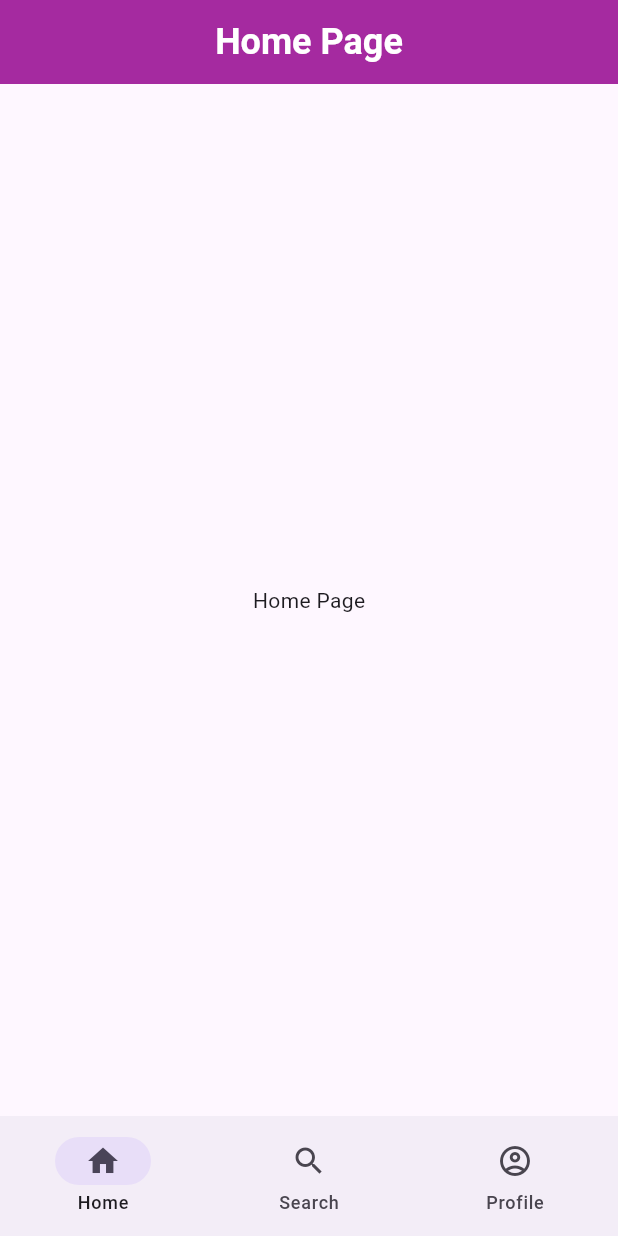
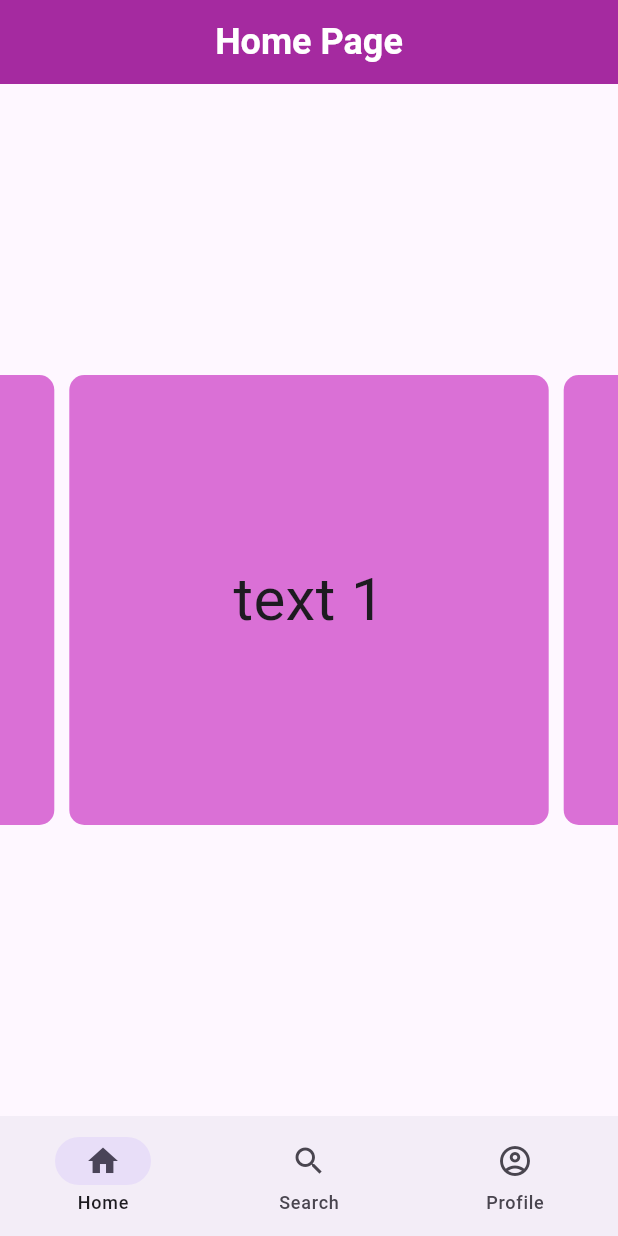
Before and after one commit to kris-devv/learn_flutter, a Flutter app: the ContentWidget screen opened directly, on a phone screen of 412 x 824 dp. Run offline on Flutter 3.47's test engine with Material 3 defaults, Android fonts, the phone set to English and light mode, and no system bars; drawn by our look-alikes of carousel_slider.

Commit message:
Add Carousel Slider

```diff
--- a/lib/homepage.dart
+++ b/lib/homepage.dart
@@ -1,4 +1,7 @@
+import 'package:carousel_slider/carousel_options.dart';
+import 'package:carousel_slider/carousel_slider.dart';
 import 'package:flutter/material.dart';
+import 'package:flutter/widgets.dart';
 import 'package:learn_flutter/profilepage.dart';
 import 'package:learn_flutter/searchPage.dart';
 
@@ -23,8 +26,29 @@ class MyHomePage extends StatefulWidget {
 class _MyHomePageState extends State<MyHomePage> {
   @override
   Widget build(BuildContext context) {
-    return const Center(
-      child: Text("Home Page"),
+    return Center(
+      child: CarouselSlider(
+        items: [1, 2, 3, 4, 5].map((i) {
+          return Container(
+            width: MediaQuery.of(context).size.width,
+            margin: const EdgeInsets.symmetric(horizontal: 5),
+            decoration: BoxDecoration(
+              color: const Color.fromARGB(255, 218, 112, 214),
+              borderRadius: BorderRadius.circular(10),
+            ),
+            child: Center(
+              child: Text(
+                "text $i",
+                style: const TextStyle(fontSize: 40),
+              ),
+            ),
+          );
+        }).toList(),
+        options: CarouselOptions(
+          height: 300,
+          viewportFraction: 0.8,
+        ),
+      ),
     );
   }
 }
--- a/pubspec.yaml
+++ b/pubspec.yaml
@@ -11,6 +11,7 @@ dependencies:
   flutter:
     sdk: flutter
 
+  carousel_slider: ^4.2.1
   cupertino_icons: ^1.0.6
 
 dev_dependencies:
```
Also changed, not shown: pubspec.lock.
